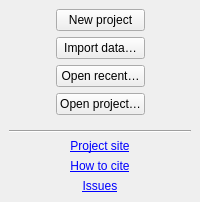
AliSalman-et-al/rc-metastudio, file src/rc_metastudio/forms/welcome_page.ui: the form before one commit.
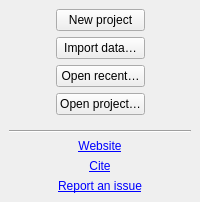
The form after the commit. Icons and pictures are not drawn.

Commit message: Polish analysis workflows and reports; prepare JOSS documentation (#600)

```diff
--- a/src/rc_metastudio/forms/welcome_page.ui
+++ b/src/rc_metastudio/forms/welcome_page.ui
@@ -138,7 +138,7 @@
      <item>
       <widget class="QLabel" name="RCMS_onlineLabel">
        <property name="text">
-        <string>&lt;a href=&quot;https://github.com/AliSalman-et-al/rc-metastudio&quot;&gt;Project site&lt;/a&gt;</string>
+        <string>&lt;a href=&quot;https://github.com/AliSalman-et-al/rc-metastudio&quot;&gt;Website&lt;/a&gt;</string>
        </property>
        <property name="alignment">
         <set>Qt::AlignCenter</set>
@@ -154,7 +154,7 @@
         <bool>true</bool>
        </property>
        <property name="text">
-        <string>&lt;a href=&quot;https://github.com/AliSalman-et-al/rc-metastudio/blob/master/CITATION.cff&quot;&gt;How to cite&lt;/a&gt;</string>
+        <string>&lt;a href=&quot;rcms:cite&quot;&gt;Cite&lt;/a&gt;</string>
        </property>
        <property name="alignment">
         <set>Qt::AlignCenter</set>
@@ -167,7 +167,7 @@
      <item>
       <widget class="QLabel" name="issue_feedback_label">
        <property name="text">
-        <string>&lt;a href=&quot;https://github.com/AliSalman-et-al/rc-metastudio/issues&quot;&gt;Issues&lt;/a&gt;</string>
+        <string>&lt;a href=&quot;https://github.com/AliSalman-et-al/rc-metastudio/issues&quot;&gt;Report an issue&lt;/a&gt;</string>
        </property>
        <property name="alignment">
         <set>Qt::AlignCenter</set>
```
The commit also changes 6018 other files.
